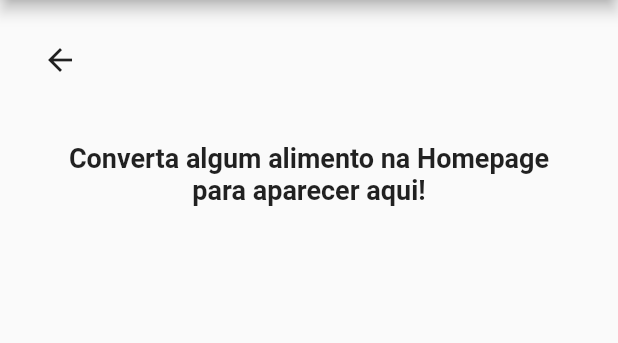
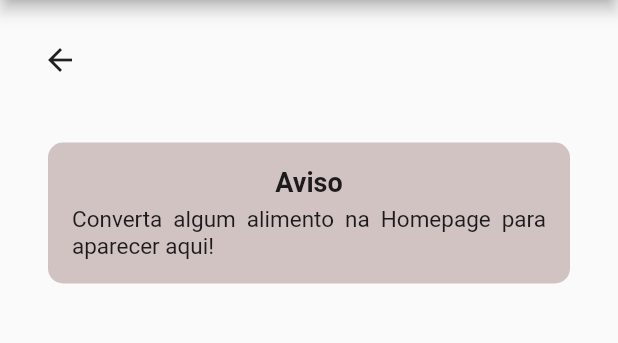
Before and after one commit to enzosakamoto/nutri-app, a Flutter app: the Historypage screen opened directly, on a phone screen of 412 x 824 dp, the part 75-418 px from its top. Run offline on Flutter 3.47's test engine with Material 2 defaults, Android fonts, the phone set to English and light mode, and no system bars.

Commit message:
melhorias em geral

```diff
--- a/lib/historypage/page/historypage.dart
+++ b/lib/historypage/page/historypage.dart
@@ -2,6 +2,7 @@ import 'package:flutter/material.dart';
 import 'package:nutri_app/database/singleton/usuario_singleton.dart';
 import 'package:nutri_app/shared/themes/text_styles.dart';
 import 'package:nutri_app/shared/widgets/appbar_widget.dart';
+import 'package:nutri_app/shared/widgets/container_texto_widget.dart';
 import 'package:nutri_app/shared/widgets/drawer_widget.dart';
 import 'package:nutri_app/shared/widgets/icon_back_widget.dart';
 import 'package:nutri_app/shared/widgets/tabela_nutricional_widget.dart';
@@ -41,10 +42,11 @@ class Historypage extends StatelessWidget {
                 ),
                 Padding(
                   padding: EdgeInsets.symmetric(horizontal: 32),
-                  child: Text(
-                    'Converta algum alimento na Homepage para aparecer aqui!',
-                    textAlign: TextAlign.center,
-                    style: AppTextStyles.texto18bold,
+                  child: ContainerTextoWidget(
+                    titulo: 'Aviso',
+                    conteudo:
+                        'Converta algum alimento na Homepage para aparecer aqui!',
+                    centralizado: true,
                   ),
                 ),
               ],
--- a/lib/helppage/widgets/container_texto_widget.dart
+++ b/lib/shared/widgets/container_texto_widget.dart
@@ -4,20 +4,26 @@ import 'package:nutri_app/shared/themes/text_styles.dart';
 
 class ContainerTextoWidget extends StatelessWidget {
   const ContainerTextoWidget(
-      {Key? key, required this.titulo, required this.conteudo})
+      {Key? key,
+      required this.titulo,
+      required this.conteudo,
+      required this.centralizado})
       : super(key: key);
   final String titulo;
   final String conteudo;
+  final bool centralizado;
 
   @override
   Widget build(BuildContext context) {
+    CrossAxisAlignment alinhamento = CrossAxisAlignment.start;
+    if (centralizado) alinhamento = CrossAxisAlignment.center;
     return Container(
       decoration: BoxDecoration(
           borderRadius: BorderRadius.circular(10),
           color: const Color.fromARGB(255, 210, 195, 195)),
       child: Padding(
         padding: const EdgeInsets.all(16),
-        child: Column(crossAxisAlignment: CrossAxisAlignment.start, children: [
+        child: Column(crossAxisAlignment: alinhamento, children: [
           Center(
             child: Text(
               titulo,
```
Also changed, not shown: lib/helppage/pages/helppage.dart (+12 -7 lines), pubspec.lock.
